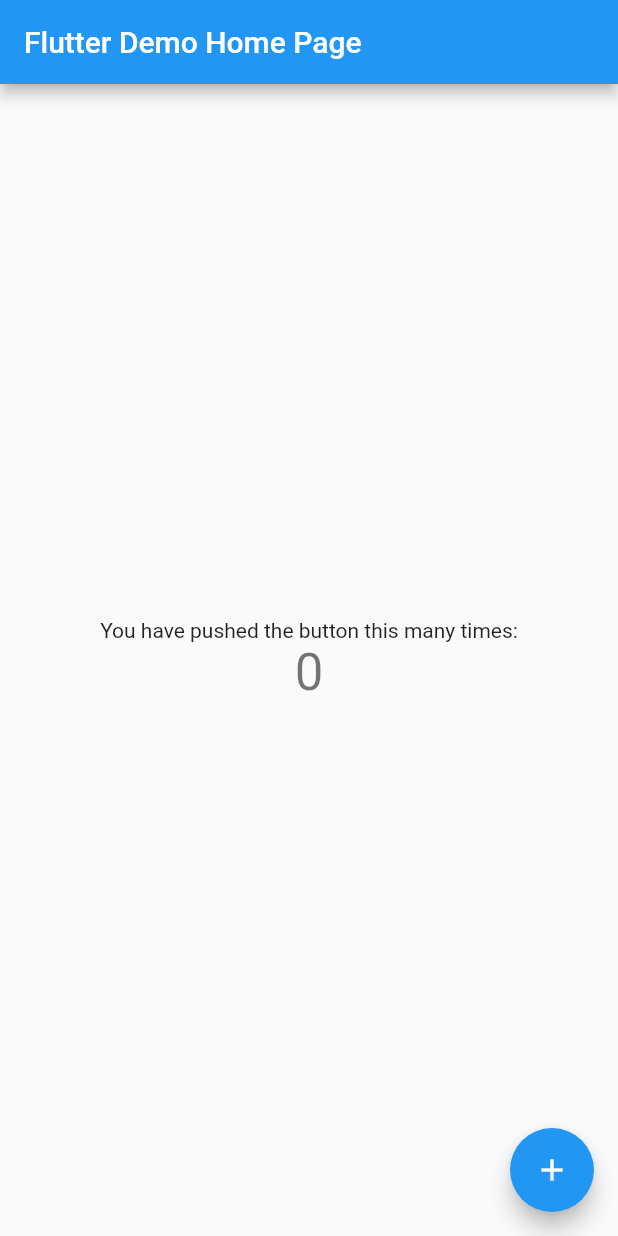
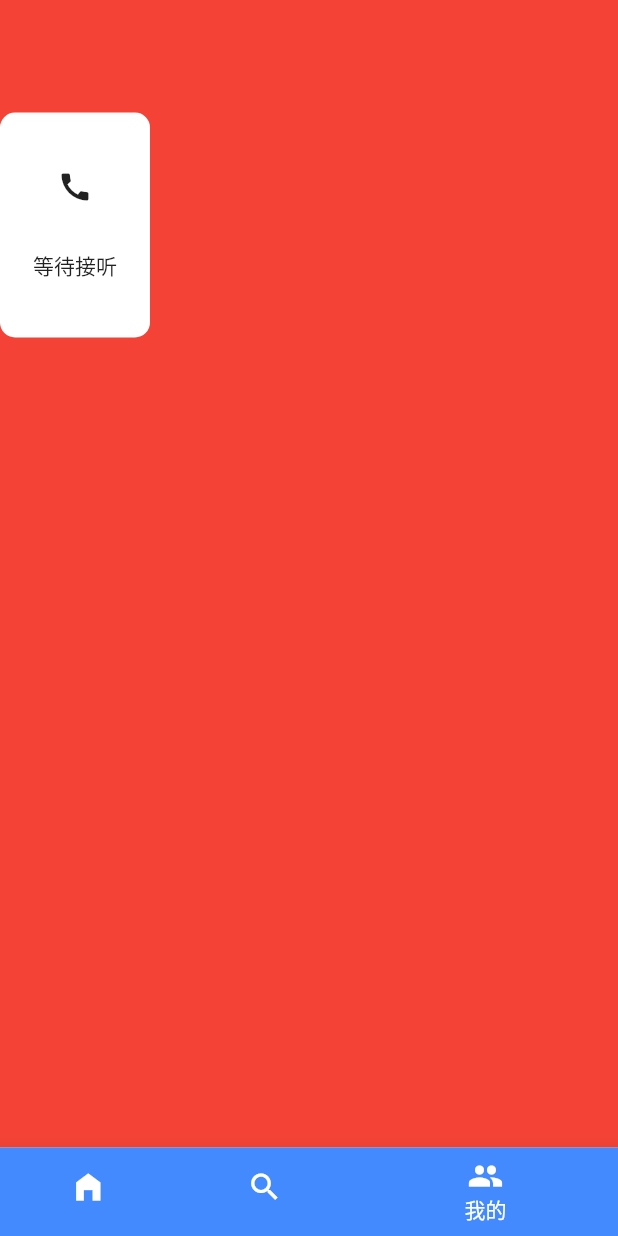
Before and after one commit to yj445649862/flutterNote, a Flutter app: the screen it shows after launch, on a phone screen of 412 x 824 dp. Run offline on Flutter 3.47's test engine with Material 2 defaults, Android fonts, the phone set to English and light mode, and no system bars; our stand-ins replace keyboard_actions; missing offline and left inert: tencent_im_sdk_plugin.

Commit message:
初步集成腾讯云IM

```diff
--- a/lib/main.dart
+++ b/lib/main.dart
@@ -1,113 +1,17 @@
 import 'package:flutter/material.dart';
 
-void main() {
-  runApp(MyApp());
-}
+import 'pages/Dashboard.dart';
+
+void main() => runApp(MyApp());
 
 class MyApp extends StatelessWidget {
-  // This widget is the root of your application.
+  const MyApp({Key? key}) : super(key: key);
+
   @override
   Widget build(BuildContext context) {
     return MaterialApp(
-      title: 'Flutter Demo',
-      theme: ThemeData(
-        // This is the theme of your application.
-        //
-        // Try running your application with "flutter run". You'll see the
-        // application has a blue toolbar. Then, without quitting the app, try
-        // changing the primarySwatch below to Colors.green and then invoke
-        // "hot reload" (press "r" in the console where you ran "flutter run",
-        // or simply save your changes to "hot reload" in a Flutter IDE).
-        // Notice that the counter didn't reset back to zero; the application
-        // is not restarted.
-        primarySwatch: Colors.blue,
-      ),
-      home: MyHomePage(title: 'Flutter Demo Home Page'),
+      debugShowCheckedModeBanner: false,
+      home: Dashboard(),
     );
   }
 }
-
-class MyHomePage extends StatefulWidget {
-  MyHomePage({Key? key, required this.title}) : super(key: key);
-
-  // This widget is the home page of your application. It is stateful, meaning
-  // that it has a State object (defined below) that contains fields that affect
-  // how it looks.
-
-  // This class is the configuration for the state. It holds the values (in this
-  // case the title) provided by the parent (in this case the App widget) and
-  // used by the build method of the State. Fields in a Widget subclass are
-  // always marked "final".
-
-  final String title;
-
-  @override
-  _MyHomePageState createState() => _MyHomePageState();
-}
-
-class _MyHomePageState extends State<MyHomePage> {
-  int _counter = 0;
-
-  void _incrementCounter() {
-    setState(() {
-      // This call to setState tells the Flutter framework that something has
-      // changed in this State, which causes it to rerun the build method below
-      // so that the display can reflect the updated values. If we changed
-      // _counter without calling setState(), then the build method would not be
-      // called again, and so nothing would appear to happen.
-      _counter++;
-    });
-  }
-
-  @override
-  Widget build(BuildContext context) {
-    // This method is rerun every time setState is called, for instance as done
-    // by the _incrementCounter method above.
-    //
-    // The Flutter framework has been optimized to make rerunning build methods
-    // fast, so that you can just rebuild anything that needs updating rather
-    // than having to individually change instances of widgets.
-    return Scaffold(
-      appBar: AppBar(
-        // Here we take the value from the MyHomePage object that was created by
-        // the App.build method, and use it to set our appbar title.
-        title: Text(widget.title),
-      ),
-      body: Center(
-        // Center is a layout widget. It takes a single child and positions it
-        // in the middle of the parent.
-        child: Column(
-          // Column is also a layout widget. It takes a list of children and
-          // arranges them vertically. By default, it sizes itself to fit its
-          // children horizontally, and tries to be as tall as its parent.
-          //
-          // Invoke "debug painting" (press "p" in the console, choose the
-          // "Toggle Debug Paint" action from the Flutter Inspector in Android
-          // Studio, or the "Toggle Debug Paint" command in Visual Studio Code)
-          // to see the wireframe for each widget.
-          //
-          // Column has various properties to control how it sizes itself and
-          // how it positions its children. Here we use mainAxisAlignment to
-          // center the children vertically; the main axis here is the vertical
-          // axis because Columns are vertical (the cross axis would be
-          // horizontal).
-          mainAxisAlignment: MainAxisAlignment.center,
-          children: <Widget>[
-            Text(
-              'You have pushed the button this many times:',
-            ),
-            Text(
-              '$_counter',
-              style: Theme.of(context).textTheme.headline4,
-            ),
-          ],
-        ),
-      ),
-      floatingActionButton: FloatingActionButton(
-        onPressed: _incrementCounter,
-        tooltip: 'Increment',
-        child: Icon(Icons.add),
-      ), // This trailing comma makes auto-formatting nicer for build methods.
-    );
-  }
-}
--- /dev/null
+++ b/lib/pages/Dashboard.dart
@@ -0,0 +1,73 @@
+import 'package:flutter/material.dart';
+import 'package:flutter_note/widgets/HomePage.dart';
+import 'package:flutter_note/widgets/MyPage.dart';
+import 'package:flutter_note/widgets/SearchPage.dart';
+
+class Dashboard extends StatefulWidget {
+  const Dashboard({Key? key}) : super(key: key);
+
+  @override
+  _DashboardState createState() => _DashboardState();
+}
+
+class _DashboardState extends State<Dashboard>
+    with AutomaticKeepAliveClientMixin {
+  List<Widget> _list = [
+    HomePage(),
+    SearchPage(),
+    MyPage(),
+  ];
+  int _selectedIndex = 2;
+  late PageController _pageController;
+
+  @override
+  void initState() {
+    _pageController = PageController();
+    super.initState();
+  }
+
+  @override
+  Widget build(BuildContext context) {
+    return Scaffold(
+      body: PageView(
+        controller: _pageController,
+        physics: NeverScrollableScrollPhysics(),
+        children: _list,
+        onPageChanged: (int) {
+          setState(() {
+            _selectedIndex = int;
+          });
+        },
+      ),
+      bottomNavigationBar: BottomNavigationBar(
+        type: BottomNavigationBarType.shifting,
+        onTap: (index) {
+          setState(() {
+            _selectedIndex = index;
+            _pageController.jumpToPage(index);
+          });
+        },
+        currentIndex: _selectedIndex,
+        enableFeedback: false,
+        elevation: 12,
+        items: [
+          BottomNavigationBarItem(
+              icon: Icon(Icons.home_filled),
+              label: '首页',
+              backgroundColor: Colors.blueAccent),
+          BottomNavigationBarItem(
+              icon: Icon(Icons.search),
+              label: '搜索',
+              backgroundColor: Colors.blueAccent),
+          BottomNavigationBarItem(
+              icon: Icon(Icons.people),
+              label: '我的',
+              backgroundColor: Colors.blueAccent),
+        ],
+      ),
+    );
+  }
+
+  @override
+  bool get wantKeepAlive => true;
+}
--- /dev/null
+++ b/lib/widgets/HomePage.dart
@@ -0,0 +1,86 @@
+import 'package:flutter/material.dart';
+
+class HomePage extends StatefulWidget {
+  const HomePage({Key? key}) : super(key: key);
+
+  @override
+  _HomePageState createState() => _HomePageState();
+}
+
+class _HomePageState extends State<HomePage>
+    with AutomaticKeepAliveClientMixin {
+  final GlobalKey globalKey = GlobalKey();
+  double top = 75;
+  double left = 0;
+  double width = 100;
+  double height = 150;
+  @override
+  Widget build(BuildContext context) {
+    Size size = MediaQuery.of(context).size;
+    return Stack(
+      key: globalKey,
+      children: [
+        Container(
+          color: Colors.red,
+        ),
+        AnimatedPositioned(
+          top: top,
+          left: left,
+          width: width,
+          height: height,
+          child: GestureDetector(
+            onTap: () {
+              if (width == size.width) {
+                setState(() {
+                  width = 100;
+                  height = 150;
+                  top = 75;
+                  left = size.width - 150;
+                });
+              } else {
+                setState(() {
+                  width = size.width;
+                  height = size.height - kBottomNavigationBarHeight;
+                  top = 0;
+                  left = 0;
+                });
+              }
+            },
+            onPanStart: (details) {},
+            onPanUpdate: (details) {
+              setState(() {
+                if (top >= -150 && top <= size.height) {
+                  top += details.delta.dy;
+                }
+                if (left <= size.width && left >= -50) {
+                  left += details.delta.dx;
+                }
+              });
+            },
+            child: Container(
+              alignment: Alignment.center,
+              decoration: BoxDecoration(
+                color: Colors.white,
+                borderRadius: BorderRadius.circular(10),
+              ),
+              child: Column(
+                mainAxisSize: MainAxisSize.max,
+                mainAxisAlignment: MainAxisAlignment.center,
+                children: [
+                  Icon(Icons.call),
+                  SizedBox(height: 30),
+                  Text('等待接听'),
+                ],
+              ),
+            ),
+          ),
+          duration: Duration(milliseconds: 100),
+        ),
+      ],
+    );
+  }
+
+  @override
+  // TODO: implement wantKeepAlive
+  bool get wantKeepAlive => true;
+}
--- a/pubspec.yaml
+++ b/pubspec.yaml
@@ -28,6 +28,9 @@ dependencies:
   # The following adds the Cupertino Icons font to your application.
   # Use with the CupertinoIcons class for iOS style icons.
   cupertino_icons: ^1.0.2
+  keyboard_actions: ^3.4.4
+  tencent_im_sdk_plugin: ^3.4.0
+  tencent_trtc_cloud: ^1.2.2
 
 dev_dependencies:
   flutter_test:
```
Also changed, not shown: lib/models/i_m_message.dart (added, +51 -0 lines), lib/widgets/MyPage.dart (added, +119 -0 lines), lib/widgets/SearchPage.dart (added, +167 -0 lines), pubspec.lock, 12 other files.
